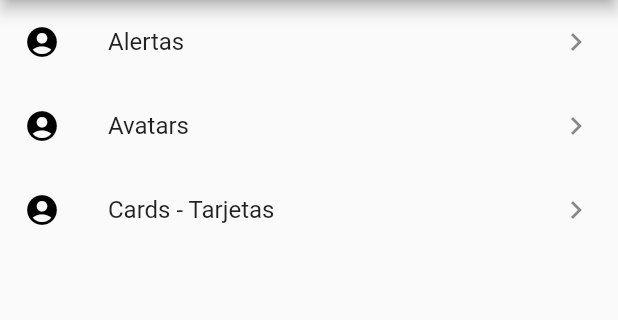
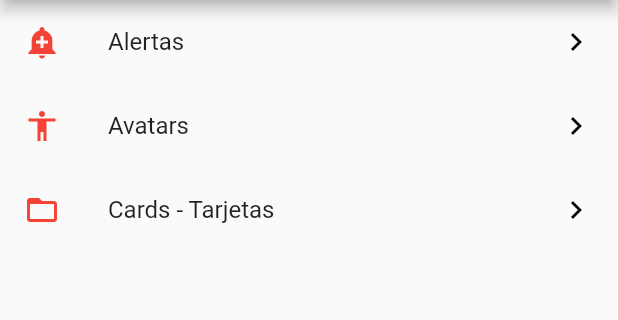
Before and after one commit to eigan97/flutter_components, a Flutter app: the screen it shows after launch, on a phone screen of 412 x 824 dp, the part 84-404 px from its top. Run offline on Flutter 3.47's test engine with Material 2 defaults, Android fonts, the phone set to English and light mode, and no system bars.

Commit message:
Obtener icono con string

```diff
--- a/flutter_components/lib/src/pages/home_page.dart
+++ b/flutter_components/lib/src/pages/home_page.dart
@@ -1,5 +1,6 @@
 import 'package:flutter/material.dart';
 import 'package:flutter_components/src/providers/menu_provider.dart';
+import 'package:flutter_components/src/utils/icono_string_util.dart';
 
 class HomePage extends StatelessWidget {
   @override
@@ -39,11 +40,11 @@ class HomePage extends StatelessWidget {
       opciones.add(
         ListTile(
           title: Text(element['texto']),
-          leading: Icon(
-            Icons.account_circle,
+          leading: getIcon(element['icon']),
+          trailing: Icon(
+            Icons.keyboard_arrow_right,
             color: Colors.black,
           ),
-          trailing: Icon(Icons.keyboard_arrow_right),
           onTap: () {},
         ),
       );
--- /dev/null
+++ b/flutter_components/lib/src/utils/icono_string_util.dart
@@ -0,0 +1,11 @@
+import 'package:flutter/material.dart';
+
+final _icons = <String, IconData>{
+  'add_alert': Icons.add_alert,
+  'accessibility': Icons.accessibility,
+  'folder_open': Icons.folder_open,
+};
+
+Icon getIcon(String nombreIcono) {
+  return Icon(_icons[nombreIcono], color: Colors.red);
+}
```
